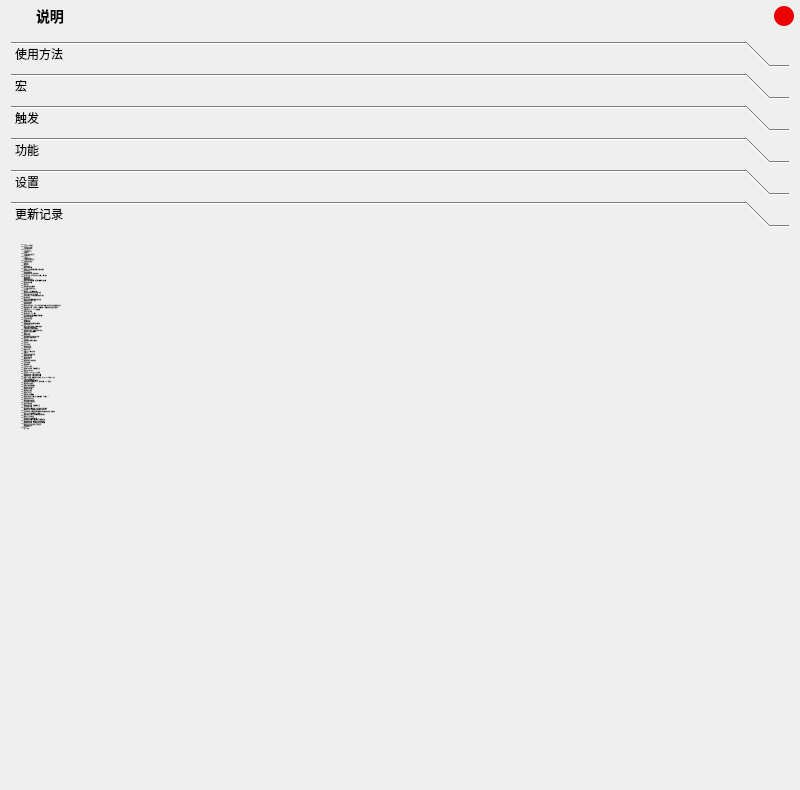
Qt form source/ui/MoreUi.ui (ChiyukiGana/Quickinput) before a commit.
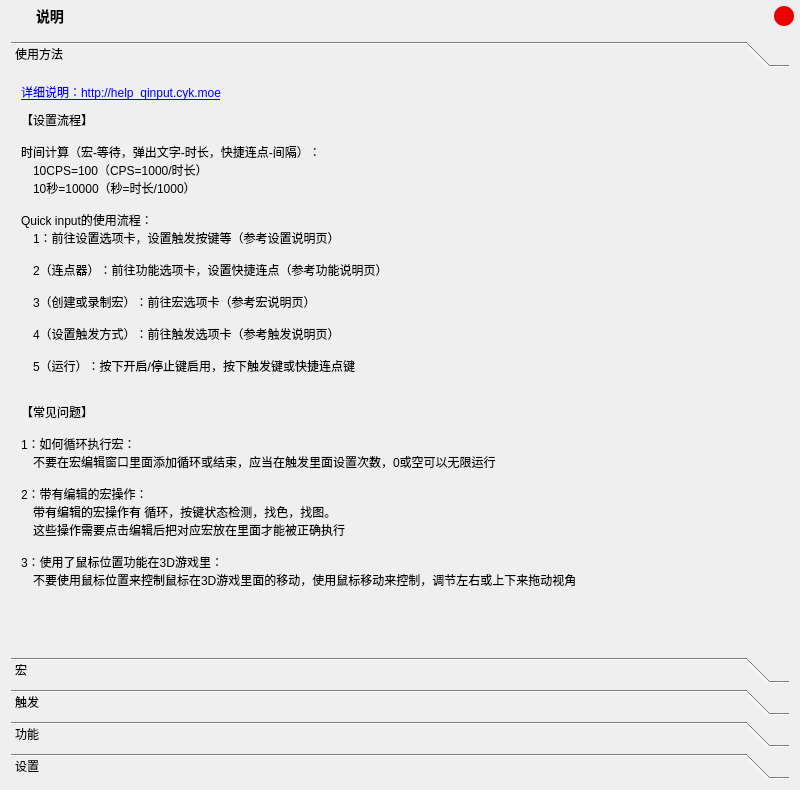
The same form after that commit. The open tabs and pages were chosen to show the change. Icons and pictures are not drawn.

```diff
--- a/source/ui/MoreUi.ui
+++ b/source/ui/MoreUi.ui
@@ -29,9 +29,6 @@
    <iconset resource="../res/QuickInput.qrc">
     <normaloff>:/icon.png</normaloff>:/icon.png</iconset>
   </property>
-  <property name="styleSheet">
-   <string notr="true">*{color:black;border:none;outline:none;font-size:12px;font-family:&quot;Microsoft YaHei&quot;}QMainWindow,QDialog{border:1px solid gray}QMenu,QToolTip,QLineEdit,QTextEdit,QKeyEdit,QCheckBox::indicator,QRadioButton::indicator,QHeaderView,QHeaderView::section,QTableWidget,QTableWidget QTableCornerButton::section,QComboBox,QComboBox QAbstractItemView{background-color:white}QPushButton,QTabBar::tab,QTabBar::tab:first,QTabBar::tab:last,QToolBox::tab{background-color:#ADE}QCheckBox::indicator,QRadioButton::indicator{width:20px;height:20px}QComboBox{padding-left:3px}QMenu::item:selected,QPushButton:hover,QCheckBox::indicator:hover,QRadioButton::indicator:hover,QTableWidget::item:hover,QTabBar::tab:hover,QTabBar::tab:first:hover,QTabBar::tab:last:hover{background-color:#BEF;color:black}QTableWidget::item:selected{background-color:#CEF;color:black}QTabBar::tab:selected,QTabBar::tab:first:selected,QTabBar::tab:last:selected{background-color:#CEF;color:black}QCheckBox::indicator:checked,QRadioButton::indicator:checked{image:url(:/checked.png)}QPushButton:disabled,QCheckBox:disabled,QRadioButton:disabled{color:gray}#bnWndSelect,#bnPos,#bnColorRect,#bnImageRect,#bnImageShot{background-color:white}#titleWidget{background-color:white}#titleWidget *{font-size:14px}#clientWidget,QTabWidget&gt;QWidget,QToolBox&gt;QWidget{background-color:#CEF}</string>
-  </property>
   <layout class="QVBoxLayout" name="verticalLayout_4">
    <property name="spacing">
     <number>0</number>
@@ -222,7 +219,7 @@
            <x>0</x>
            <y>0</y>
            <width>778</width>
-           <height>552</height>
+           <height>603</height>
           </rect>
          </property>
          <attribute name="label">
@@ -244,6 +241,19 @@
           <property name="bottomMargin">
            <number>0</number>
           </property>
+          <item>
+           <widget class="QLabel" name="label">
+            <property name="text">
+             <string>&lt;a href=&quot;http://help_qinput.cyk.moe&quot;&gt;详细说明：http://help_qinput.cyk.moe&lt;/a&gt;</string>
+            </property>
+            <property name="textFormat">
+             <enum>Qt::RichText</enum>
+            </property>
+            <property name="openExternalLinks">
+             <bool>true</bool>
+            </property>
+           </widget>
+          </item>
           <item>
            <widget class="QLabel" name="label_18">
             <property name="sizePolicy">
@@ -928,247 +938,6 @@
           </item>
          </layout>
         </widget>
-        <widget class="QWidget" name="toolBoxReadme5">
-         <property name="geometry">
-          <rect>
-           <x>0</x>
-           <y>0</y>
-           <width>761</width>
-           <height>3155</height>
-          </rect>
-         </property>
-         <attribute name="label">
-          <string>更新记录</string>
-         </attribute>
-         <layout class="QVBoxLayout" name="verticalLayout_2">
-          <property name="spacing">
-           <number>10</number>
-          </property>
-          <property name="leftMargin">
-           <number>10</number>
-          </property>
-          <property name="topMargin">
-           <number>10</number>
-          </property>
-          <property name="rightMargin">
-           <number>0</number>
-          </property>
-          <property name="bottomMargin">
-           <number>0</number>
-          </property>
-          <item>
-           <widget class="QLabel" name="lbLogText">
-            <property name="sizePolicy">
-             <sizepolicy hsizetype="Preferred" vsizetype="Preferred">
-              <horstretch>0</horstretch>
-              <verstretch>0</verstretch>
-             </sizepolicy>
-            </property>
-            <property name="font">
-             <font>
-              <family>Microsoft YaHei</family>
-              <pointsize>-1</pointsize>
-              <weight>50</weight>
-              <bold>false</bold>
-             </font>
-            </property>
-            <property name="text">
-             <string>2024-10-9
-　　1：支持XBox手柄触发
-2024-10-6
-　　1：修复定时丢失内容
-　　2：优化右键菜单颜色
-2024-9-25
-　　1：UI（宏选项卡）
-　　2：增加自定义style
-　　3：增加定时
-2024-9-20
-　　1：修复窗口模式加载异常
-　　2：窗口拖动优化
-2024-9-14
-　　1：UI更改
-　　2：增加提示框自定义
-　　3：优化在前台时禁止启用
-2024-9-10
-　　1：增加移动轨迹速度
-2024-8-30
-ㅤㅤ1：修改说明
-ㅤㅤ2：增加主题
-2024-8-28
-ㅤㅤ1：增加移动轨迹
-ㅤㅤ2：增加记录鼠标位置
-2024-5-25
-ㅤㅤ1：修复多个宏同时查找颜色或图片导致内存溢出
-ㅤㅤ2：优化线程安全
-2024-5-23
-ㅤㅤ1：修复查找图像错误
-ㅤㅤ2：查找图像移动从左上角改为到中心
-2024-5-11
-ㅤㅤ1：优化输入处理，在不启用时不会占用输入，减少延迟
-2024-5-8
-ㅤㅤ1：增加查找图像
-ㅤㅤ2：增加弹出文字
-ㅤㅤ3：增加编辑的测试运行
-ㅤㅤ4：增加宏列表的重新加载，取消每次编辑的无效加载
-2024-5-4
-ㅤㅤ1：增加恢复鼠标位置
-2024-4-29
-ㅤㅤ1：增加主题
-2024-4-11
-ㅤㅤ1：增加编辑列表的右键菜单
-2024-4-7
-ㅤㅤ1：UI（选框不清楚是否勾选）
-ㅤㅤ2：优化性能
-2024-3-23
-ㅤㅤ1：增加多选，可用于删除和复制
-ㅤㅤ2：增加在临时文件夹运行时自动提示安装
-2024-3-14
-ㅤㅤ1：修复宏列表为空时无法正常录制
-ㅤㅤ2：优化窗口模式，可以通过位置自动查找子窗口
-2024-3-7
-ㅤㅤ1：增加随机循环
-2024-3-6
-ㅤㅤ1：增加窗口录制时检测目标窗口是否有效
-ㅤㅤ2：增加选择窗口时按ESC取消
-2024-2-28
-ㅤㅤ1：优化触发判断速度
-ㅤㅤ2：修改时保留备注
-2024-2-22
-ㅤㅤ1：增加结束时执行的宏，可用于在宏结束时松开按键，确保每次结束时按键都是松开的
-2024-2-8
-ㅤㅤ1：增加按键状态判断，可实现用一个按键控制一个按键的长按切换或组合键判断
-2024-1-30
-ㅤㅤ1：编辑宏使用Ctrl C，Ctrl V可复制粘贴
-2024-1-8
-ㅤㅤ1：快捷连点附带随机
-2024-1-7
-ㅤㅤ1：增加窗口输入（后台）模式
-2024-1-3
-ㅤㅤ1：优化屏蔽触发键，能屏蔽键盘自动重复输入
-ㅤㅤ2：增加任务栏右键菜单
-2023-12-31
-ㅤㅤ1：优化查找颜色速度
-2023-12-30
-ㅤㅤ1：增加默认启用
-ㅤㅤ2：增加默认参数
-2023-12-25
-ㅤㅤ1：增加鼠标位置和查找颜色的位置预览
-ㅤㅤ2：优化内存管理
-2023-12-24
-ㅤㅤ1：修改json动态分配结构，不兼容以前版本
-ㅤㅤ2：增加查找颜色的找到并移动
-ㅤㅤ3：宏触发直接点击列表启用或禁用
-2023-12-21
-ㅤㅤ1：修复创建开机任务（在使用电池时不启动）
-ㅤㅤ2：修复移动无法输入负数错误
-2023-12-17
-ㅤㅤ1：增加导入导出
-ㅤㅤ2：增加松开触发
-2023-12-14
-ㅤㅤ1：增加屏蔽触发键（仅窗口应用有效）
-ㅤㅤ2：修复时间过大导致内存溢出
-2023-12-11
-ㅤㅤ1：优化界面
-ㅤㅤ2：修复编辑界面删除宏导致崩溃
-2023-12-9
-ㅤㅤ1：优化界面
-2023-12-8
-ㅤㅤ1：优化列表间距
-2023-12-5
-ㅤㅤ1：增加移动宏功能
-ㅤㅤ2：优化宏列表备注
-2023-12-2
-ㅤㅤ1：增加备注功能
-2023-11-30
-ㅤㅤ1：修复Ctrl,Alt+数字组合键
-ㅤㅤ2：调整界面
-2023-11-29
-ㅤㅤ1：增加结束和结束循环功能
-ㅤㅤ2：修复颜色框选错误
-2023-11-25
-ㅤㅤ1：增加无限嵌套功能
-ㅤㅤ2：增加结束功能
-2023-11-24
-ㅤㅤ1：增加查找颜色未找到的处理
-2023-11-21
-ㅤㅤ1：优化列表效率
-2023-11-16
-ㅤㅤ1：增加随机移动
-2023-11-4
-ㅤㅤ1：优化列表，UI缩放
-2023-11-3
-ㅤㅤ1：增加窗口控制状态，详细看使用方法
-2023-11-2
-ㅤㅤ1：增加自定义窗口放大
-2023-10-30
-ㅤㅤ1：优化性能，0ms以上的CPU占用更低
-2023-10-29
-ㅤㅤ1：增加触发的次数，可指定宏的执行次数
-ㅤㅤ2：增加编辑的循环，可指定宏的执行次数
-2023-10-28
-ㅤㅤ1：修复CPS不准确，提高间隔时间的精度，但在16ms以下会增加CPU占用
-2023-10-27
-ㅤㅤ1：过滤录制的键盘重复按下
-ㅤㅤ2：修复单个触发键会被其他键中断
-ㅤㅤ3：增加编辑窗口宏列表使用Shift ↑↓移动宏位置，Shift ←删除宏
-2023-10-21
-ㅤㅤ1：增加录制的开始按钮
-2023-10-20
-ㅤㅤ1：修复组合触发键的误触发
-2023-10-17
-ㅤㅤ1：增加启用/停止组合键
-ㅤㅤ2：修复颜色识别卡顿
-2023-10-16
-ㅤㅤ1：增加快捷连点模式
-2023-10-14
-ㅤㅤ1：增加显示时间开关
-2023-10-10
-ㅤㅤ1：修复缩放识别位置错误
-2023-10-9
-ㅤㅤ1：增加组合触发键，可输入两个按键来触发，也可输入一个
-2023-10-5
-ㅤㅤ1：修复缩放字体显示过大
-2023-10-5
-ㅤㅤ1：增加范围颜色查找功能
-ㅤㅤ2：优化获取颜色，获取坐标
-2023-10-5
-ㅤㅤ1：修复查找颜色错误
-2023-10-4
-ㅤㅤ1：增加查找颜色功能，详细看使用方法
-ㅤㅤ2：优化列表显示效果
-2023-10-3
-ㅤㅤ1：增加编辑窗口的修改功能，双击列表的项目即可修改
-ㅤㅤ2：增加多开功能，复制程序的文件夹就可以运行多个
-2023-10-2
-ㅤㅤ1：优化弹窗刷新，从透明度更改时刷新改为仅内容更改时刷新，提高效率
-2023-9-30
-ㅤㅤ1：使用Qt5.15.2并重新编译为32位程序、
-ㅤㅤ2：增加宏触发状态显示，在屏幕的顶部将弹出提示
-2023-9-28
-ㅤㅤ1：增加显示当前时间功能
-2023-9-27
-ㅤㅤ1：增加快捷连点的间隔时间功能
-ㅤㅤ2：修复快捷点击按键与宏触发键冲突导致程序失效
-2023-9-24
-ㅤㅤ1：增加随机等待功能，模拟真实点击时的速度差异
-ㅤㅤ2：增加获取位置功能，点击获取后再点击目标位置
-2023-9-23
-ㅤㅤ1：修复按下启用/停止键时按下其他键异常
-ㅤㅤ2：增加对滚轮的支持
-ㅤㅤ3：发布到bilibili
-2023-9-21
-ㅤㅤ1：第一个版本</string>
-            </property>
-            <property name="textFormat">
-             <enum>Qt::PlainText</enum>
-            </property>
-            <property name="alignment">
-             <set>Qt::AlignLeading|Qt::AlignLeft|Qt::AlignTop</set>
-            </property>
-           </widget>
-          </item>
-         </layout>
-        </widget>
        </widget>
       </item>
      </layout>
```
Left out of the diff: 97 changed lines with no effect on the pictures.
